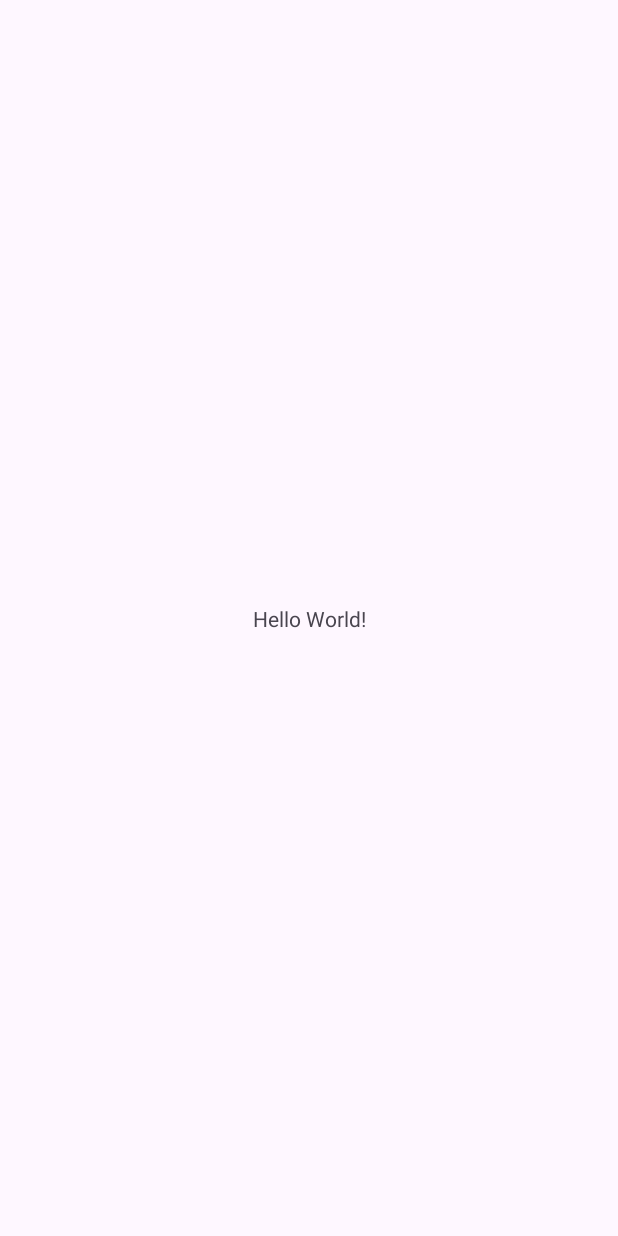
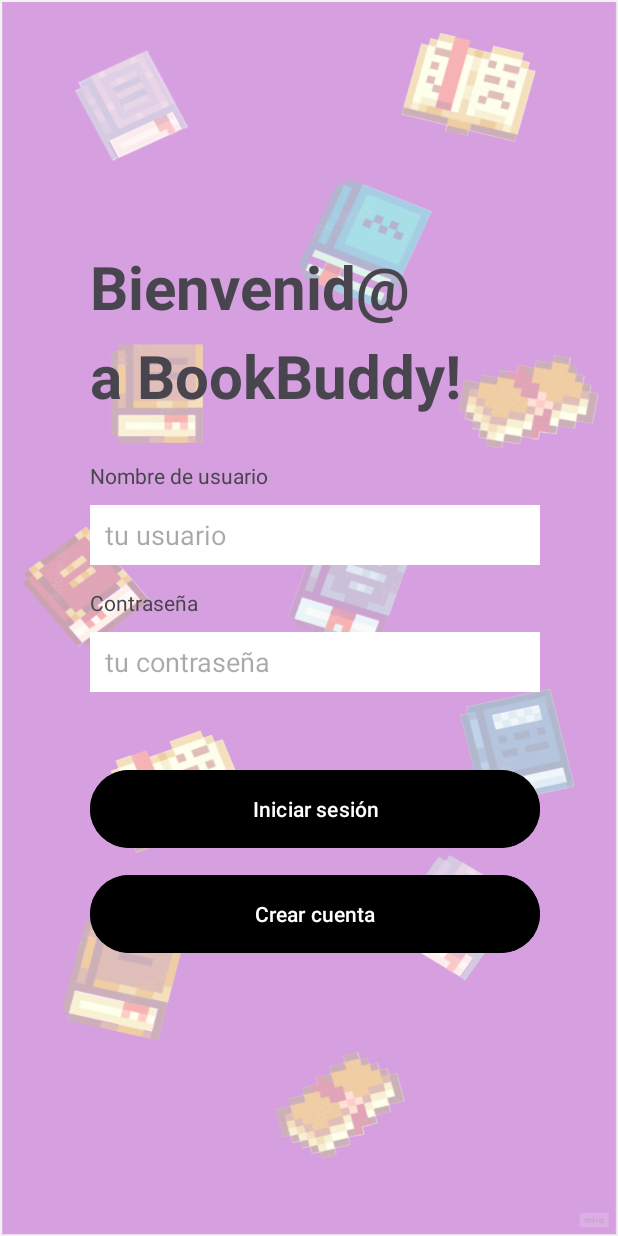
Before and after one commit to FatimaFernandezPonte99/TFC, an Android app: the screen it shows after launch (MainActivity), on a phone screen of 412 x 824 dp. Before the commit the screen is almost empty. Run offline under Robolectric (Android 15) with nearby library versions, the light colour scheme and no system bars.

Commit message:
Creada pantalla de login/register (sin unir con nada)

```diff
--- /dev/null
+++ b/frontend/app/src/main/res/drawable/background_button_square.xml
@@ -0,0 +1,6 @@
+<?xml version="1.0" encoding="utf-8"?>
+<shape xmlns:android="http://schemas.android.com/apk/res/android">
+    <solid android:color="@color/black" />
+    <corners android:radius="0dp" />
+
+</shape>
--- a/frontend/app/src/main/res/layout/activity_main.xml
+++ b/frontend/app/src/main/res/layout/activity_main.xml
@@ -4,15 +4,106 @@
     xmlns:tools="http://schemas.android.com/tools"
     android:layout_width="match_parent"
     android:layout_height="match_parent"
+    android:background="@drawable/fondo"
     tools:context=".MainActivity">
+
+    <TextView
+        android:id="@+id/texto_bienvenida1"
+        android:layout_width="wrap_content"
+        android:layout_height="wrap_content"
+        android:layout_marginStart="60dp"
+        android:layout_marginTop="164dp"
+        android:text="@string/texto_bienvenida1"
+        android:textSize="40sp"
+        android:textStyle="bold"
+        app:layout_constraintStart_toStartOf="parent"
+        app:layout_constraintTop_toTopOf="parent" />
+
+    <TextView
+        android:id="@+id/texto_bienvenida2"
+        android:layout_width="wrap_content"
+        android:layout_height="wrap_content"
+        android:layout_marginTop="5dp"
+        android:text="@string/texto_bienvenida2"
+        android:textSize="40sp"
+        android:textStyle="bold"
+        app:layout_constraintTop_toBottomOf="@id/texto_bienvenida1"
+        app:layout_constraintStart_toStartOf="parent"
+        android:layout_marginStart="60dp" />
 
     <TextView
         android:layout_width="wrap_content"
         android:layout_height="wrap_content"
-        android:text="Hello World!"
-        app:layout_constraintBottom_toBottomOf="parent"
-        app:layout_constraintEnd_toEndOf="parent"
+        android:id="@+id/texto_nombre_usuario"
+        android:text="@string/nombre_usuario"
+        app:layout_constraintTop_toBottomOf="@id/texto_bienvenida2"
         app:layout_constraintStart_toStartOf="parent"
-        app:layout_constraintTop_toTopOf="parent" />
+        android:layout_marginStart="60dp"
+        android:layout_marginTop="30dp"/>
+
+    <EditText
+        android:layout_width="300dp"
+        android:layout_height="40dp"
+        android:id="@+id/nombre_usuario"
+        android:hint="@string/ejemplo_usuario"
+        android:paddingStart="10dp"
+        app:layout_constraintStart_toStartOf="parent"
+        app:layout_constraintTop_toBottomOf="@id/texto_nombre_usuario"
+        android:layout_marginStart="60dp"
+        android:layout_marginTop="10dp"
+        android:background="@color/white"
+        />
+
+    <TextView
+        android:layout_width="wrap_content"
+        android:layout_height="wrap_content"
+        android:id="@+id/texto_contraseña"
+        android:text="@string/contraseña"
+        app:layout_constraintTop_toBottomOf="@id/nombre_usuario"
+        app:layout_constraintStart_toStartOf="parent"
+        android:layout_marginStart="60dp"
+        android:layout_marginTop="15dp"/>
+
+    <EditText
+        android:layout_width="300dp"
+        android:layout_height="40dp"
+        android:id="@+id/contraseña"
+        android:hint="@string/ejemplo_contraseña"
+        android:paddingStart="10dp"
+        app:layout_constraintStart_toStartOf="parent"
+        app:layout_constraintTop_toBottomOf="@id/texto_contraseña"
+        android:layout_marginStart="60dp"
+        android:layout_marginTop="10dp"
+        android:background="@color/white"
+        />
+
+    <Button
+        android:id="@+id/boton_iniciar_sesion"
+        android:layout_width="300dp"
+        android:layout_height="60dp"
+        android:layout_marginStart="60dp"
+        android:layout_marginTop="48dp"
+        android:backgroundTint="@color/black"
+        android:text="@string/boton_inicio_sesion"
+        app:layout_constraintStart_toStartOf="parent"
+        app:layout_constraintTop_toBottomOf="@id/contraseña" />
+
+    <Button
+        android:layout_width="300dp"
+        android:layout_height="60dp"
+        android:id="@+id/boton_registro"
+        android:text="@string/boton_crear_cuenta"
+        app:layout_constraintStart_toStartOf="parent"
+        android:layout_marginStart="60dp"
+        app:layout_constraintTop_toBottomOf="@id/boton_iniciar_sesion"
+        android:layout_marginTop="10dp"
+        android:backgroundTint="@color/black"
+        />
+
+
+
+
+
+
 
 </androidx.constraintlayout.widget.ConstraintLayout>
--- a/frontend/app/src/main/res/values/colors.xml
+++ b/frontend/app/src/main/res/values/colors.xml
@@ -2,4 +2,5 @@
 <resources>
     <color name="black">#FF000000</color>
     <color name="white">#FFFFFFFF</color>
+    <color name="gray">#EAEAEA</color>
 </resources>
--- a/frontend/app/src/main/res/values/strings.xml
+++ b/frontend/app/src/main/res/values/strings.xml
@@ -1,3 +1,12 @@
 <resources>
     <string name="app_name">BookBuddy</string>
+    <string name="texto_bienvenida1">Bienvenid@</string>
+    <string name="texto_bienvenida2">a BookBuddy!</string>
+    <string name="nombre_usuario">Nombre de usuario</string>
+    <string name="ejemplo_usuario">tu usuario</string>
+    <string name="contraseña">Contraseña</string>
+    <string name="ejemplo_contraseña">tu contraseña</string>
+    <string name="boton_inicio_sesion">Iniciar sesión</string>
+    <string name="boton_crear_cuenta">Crear cuenta</string>
+
 </resources>
--- a/frontend/app/src/main/res/values/themes.xml
+++ b/frontend/app/src/main/res/values/themes.xml
@@ -6,4 +6,7 @@
     </style>
 
     <style name="Theme.BookBuddy" parent="Base.Theme.BookBuddy" />
+
+
+
 </resources>
```
Also changed, not shown: frontend/app/src/main/res/drawable/fondo.png (added), 147 other files.
